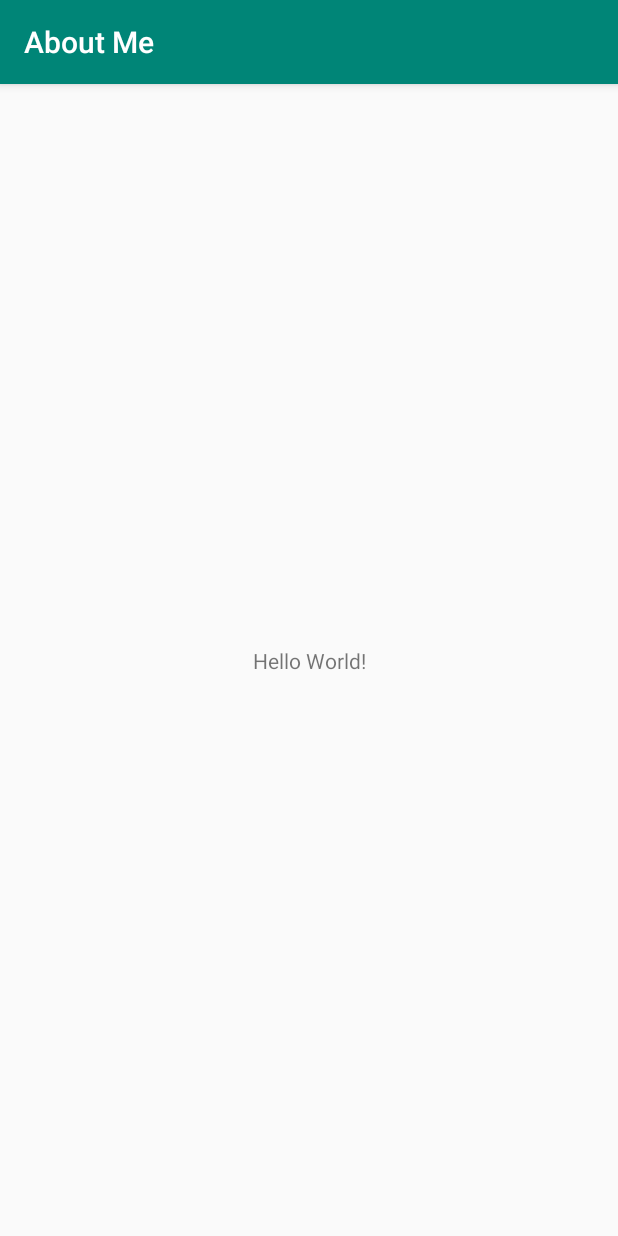
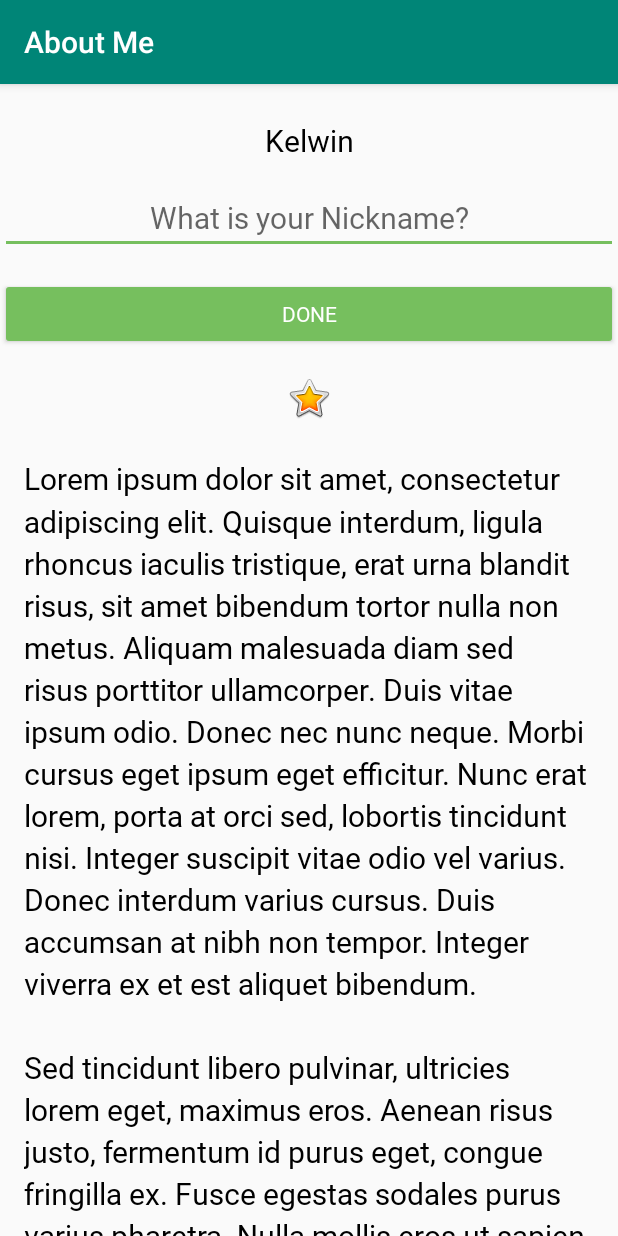
Before and after one commit to Kotlin-Learners/About-Me, an Android app: the screen it shows after launch (MainActivity), on a phone screen of 412 x 824 dp. Run offline under Robolectric (Android 15) with nearby library versions, the phone set to English and light mode, and no system bars; our stand-ins replace data binding.

Commit message:
Finalizando o app

```diff
--- a/app/build.gradle
+++ b/app/build.gradle
@@ -21,6 +21,10 @@ android {
             proguardFiles getDefaultProguardFile('proguard-android-optimize.txt'), 'proguard-rules.pro'
         }
     }
+    dataBinding {
+        enabled = true
+    }
+
 }
 
 dependencies {
--- a/app/src/main/AndroidManifest.xml
+++ b/app/src/main/AndroidManifest.xml
@@ -1,6 +1,6 @@
 <?xml version="1.0" encoding="utf-8"?>
 <manifest xmlns:android="http://schemas.android.com/apk/res/android"
-    package="com.example.aboutme" >
+    package="com.example.aboutme">
 
     <application
         android:allowBackup="true"
@@ -8,8 +8,8 @@
         android:label="@string/app_name"
         android:roundIcon="@mipmap/ic_launcher_round"
         android:supportsRtl="true"
-        android:theme="@style/AppTheme" >
-        <activity android:name=".MainActivity" >
+        android:theme="@style/AppTheme">
+        <activity android:name=".MainActivity">
             <intent-filter>
                 <action android:name="android.intent.action.MAIN" />
 
--- a/app/src/main/java/com/example/aboutme/MainActivity.kt
+++ b/app/src/main/java/com/example/aboutme/MainActivity.kt
@@ -1,12 +1,49 @@
 package com.example.aboutme
 
+import android.content.Context
 import androidx.appcompat.app.AppCompatActivity
 import android.os.Bundle
+import android.view.View
+import android.view.inputmethod.InputMethodManager
+import android.widget.Button
+import android.widget.EditText
+import android.widget.TextView
+import androidx.databinding.DataBindingUtil
+import com.example.aboutme.databinding.ActivityMainBinding
 
 class MainActivity : AppCompatActivity() {
 
+    private lateinit var binding: ActivityMainBinding
+
+    private val myName: MyName = MyName("Kelwin")
+
     override fun onCreate(savedInstanceState: Bundle?) {
         super.onCreate(savedInstanceState)
-        setContentView(R.layout.activity_main)
+        //setContentView(R.layout.activity_main)
+        binding = DataBindingUtil.setContentView(this, R.layout.activity_main)
+
+        binding.myName = myName
+
+        /*findViewById<Button>(R.id.done_button).setOnClickListener{
+            addNickname(it)
+        }*/
+
+        binding.doneButton.setOnClickListener {
+            addNickname(it)
+        }
+    }
+
+    private fun addNickname(view: View) {
+
+        binding.apply {
+            myName?.nickname = nicknameEdit.text.toString()
+            invalidateAll()
+            nicknameEdit.visibility = View.GONE
+            doneButton.visibility = View.GONE
+            nicknameText.visibility = View.VISIBLE
+        }
+
+        val imn = getSystemService(Context.INPUT_METHOD_SERVICE) as InputMethodManager
+        imn.hideSoftInputFromWindow(view.windowToken, 0)
     }
 }
--- /dev/null
+++ b/app/src/main/java/com/example/aboutme/MyName.kt
@@ -0,0 +1,3 @@
+package com.example.aboutme
+
+data class MyName (var name: String = "", var nickname: String = "" )
--- a/app/src/main/res/layout/activity_main.xml
+++ b/app/src/main/res/layout/activity_main.xml
@@ -1,19 +1,78 @@
 <?xml version="1.0" encoding="utf-8"?>
-<androidx.constraintlayout.widget.ConstraintLayout
-    xmlns:android="http://schemas.android.com/apk/res/android"
-    xmlns:tools="http://schemas.android.com/tools"
-    xmlns:app="http://schemas.android.com/apk/res-auto"
-    android:layout_width="match_parent"
-    android:layout_height="match_parent"
-    tools:context=".MainActivity">
 
-    <TextView
-        android:layout_width="wrap_content"
-        android:layout_height="wrap_content"
-        android:text="Hello World!"
-        app:layout_constraintBottom_toBottomOf="parent"
-        app:layout_constraintLeft_toLeftOf="parent"
-        app:layout_constraintRight_toRightOf="parent"
-        app:layout_constraintTop_toTopOf="parent" />
+<layout xmlns:android="http://schemas.android.com/apk/res/android"
+    xmlns:app="http://schemas.android.com/apk/res-auto">
 
-</androidx.constraintlayout.widget.ConstraintLayout>
+    <data>
+        <variable
+            name="myName"
+            type="com.example.aboutme.MyName" />
+    </data>
+
+    <LinearLayout
+        android:layout_width="match_parent"
+        android:layout_height="match_parent"
+        android:orientation="vertical">
+
+        <TextView
+            android:id="@+id/name_text"
+            style="@style/NameStyle"
+            android:layout_width="match_parent"
+            android:layout_height="wrap_content"
+            android:text="@={myName.name}"
+            android:textAlignment="center" />
+
+        <EditText
+            android:id="@+id/nickname_edit"
+            style="@style/NameStyle"
+            android:layout_width="match_parent"
+            android:layout_height="wrap_content"
+            android:ems="10"
+            android:hint="@string/what_is_your_nickname"
+            android:inputType="textPersonName"
+            android:textAlignment="center" />
+
+        <Button
+            android:id="@+id/done_button"
+            style="@style/Widget.AppCompat.Button.Colored"
+            android:layout_width="match_parent"
+            android:layout_height="wrap_content"
+            android:layout_gravity="center_horizontal"
+            android:layout_marginTop="@dimen/layout_margin"
+            android:fontFamily="@font/roboto"
+            android:text="@string/done" />
+
+        <TextView
+            android:id="@+id/nickname_text"
+            style="@style/NameStyle"
+            android:layout_width="match_parent"
+            android:layout_height="wrap_content"
+            android:textAlignment="center"
+            android:visibility="gone"
+            android:text="@={myName.nickname}"/>
+
+        <ImageView
+            android:id="@+id/star_image"
+            android:layout_width="match_parent"
+            android:layout_height="wrap_content"
+            android:layout_marginTop="@dimen/layout_margin"
+            android:contentDescription="@string/yellow_star"
+            app:srcCompat="@android:drawable/btn_star_big_on" />
+
+        <ScrollView
+            android:id="@+id/bio_scroll"
+            android:layout_width="match_parent"
+            android:layout_height="match_parent">
+
+            <TextView
+                android:id="@+id/bio_text"
+                style="@style/NameStyle"
+                android:layout_width="match_parent"
+                android:layout_height="wrap_content"
+                android:lineSpacingMultiplier="1.2"
+                android:paddingStart="@dimen/padding"
+                android:paddingEnd="@dimen/padding"
+                android:text="@string/bio" />
+        </ScrollView>
+    </LinearLayout>
+</layout>
--- a/app/src/main/res/mipmap-anydpi-v26/ic_launcher.xml
+++ b/app/src/main/res/mipmap-anydpi-v26/ic_launcher.xml
@@ -1,5 +1,5 @@
 <?xml version="1.0" encoding="utf-8"?>
 <adaptive-icon xmlns:android="http://schemas.android.com/apk/res/android">
-    <background android:drawable="@drawable/ic_launcher_background"/>
-    <foreground android:drawable="@drawable/ic_launcher_foreground"/>
+    <background android:drawable="@drawable/ic_launcher_background" />
+    <foreground android:drawable="@drawable/ic_launcher_foreground" />
 </adaptive-icon>
--- a/app/src/main/res/mipmap-anydpi-v26/ic_launcher_round.xml
+++ b/app/src/main/res/mipmap-anydpi-v26/ic_launcher_round.xml
@@ -1,5 +1,5 @@
 <?xml version="1.0" encoding="utf-8"?>
 <adaptive-icon xmlns:android="http://schemas.android.com/apk/res/android">
-    <background android:drawable="@drawable/ic_launcher_background"/>
-    <foreground android:drawable="@drawable/ic_launcher_foreground"/>
+    <background android:drawable="@drawable/ic_launcher_background" />
+    <foreground android:drawable="@drawable/ic_launcher_foreground" />
 </adaptive-icon>
--- a/app/src/main/res/values/colors.xml
+++ b/app/src/main/res/values/colors.xml
@@ -2,5 +2,5 @@
 <resources>
     <color name="colorPrimary">#008577</color>
     <color name="colorPrimaryDark">#00574B</color>
-    <color name="colorAccent">#D81B60</color>
+    <color name="colorAccent">#76BF5E</color>
 </resources>
--- /dev/null
+++ b/app/src/main/res/values/dimens.xml
@@ -0,0 +1,7 @@
+<?xml version="1.0" encoding="utf-8"?>
+<resources>
+    <dimen name="text_size">20sp</dimen>
+    <dimen name="small_padding">8dp</dimen>
+    <dimen name="layout_margin">16dp</dimen>
+    <dimen name="padding">16dp</dimen>
+</resources>
--- a/app/src/main/res/values/strings.xml
+++ b/app/src/main/res/values/strings.xml
@@ -1,3 +1,10 @@
 <resources>
     <string name="app_name">About Me</string>
+    <string name="name">Kelwin Pereira</string>
+    <string name="yellow_star">Yellow Star</string>
+    <string name="bio">Lorem ipsum dolor sit amet, consectetur adipiscing elit. Quisque interdum, ligula rhoncus iaculis tristique, erat urna blandit risus, sit amet bibendum tortor nulla non metus. Aliquam malesuada diam sed risus porttitor ullamcorper. Duis vitae ipsum odio. Donec nec nunc neque. Morbi cursus eget ipsum eget efficitur. Nunc erat lorem, porta at orci sed, lobortis tincidunt nisi. Integer suscipit vitae odio vel varius. Donec interdum varius cursus. Duis accumsan at nibh non tempor. Integer viverra ex et est aliquet bibendum.
+
+        \n\nSed tincidunt libero pulvinar, ultricies lorem eget, maximus eros. Aenean risus justo, fermentum id purus eget, congue fringilla ex. Fusce egestas sodales purus varius pharetra. Nulla mollis eros ut sapien imperdiet, sit amet fermentum quam viverra. Duis dui sem, cursus eget metus id, sollicitudin suscipit purus. Donec tincidunt nulla vel imperdiet euismod. In nec faucibus enim.</string>
+    <string name="what_is_your_nickname">What is your Nickname?</string>
+    <string name="done">Done</string>
 </resources>
--- a/app/src/main/res/values/styles.xml
+++ b/app/src/main/res/values/styles.xml
@@ -8,4 +8,12 @@
         <item name="colorAccent">@color/colorAccent</item>
     </style>
 
+    <style name="NameStyle">
+        <item name="android:layout_marginTop">@dimen/layout_margin</item>
+        <item name="android:fontFamily">@font/roboto</item>
+        <item name="android:paddingTop">@dimen/small_padding</item>
+        <item name="android:textColor">@android:color/black</item>
+        <item name="android:textSize">@dimen/text_size</item>
+    </style>
+
 </resources>
--- a/gradle.properties
+++ b/gradle.properties
@@ -1,27 +1,21 @@
 # Project-wide Gradle settings.
-
 # IDE (e.g. Android Studio) users:
 # Gradle settings configured through the IDE *will override*
 # any settings specified in this file.
-
 # For more details on how to configure your build environment visit
 # http://www.gradle.org/docs/current/userguide/build_environment.html
-
 # Specifies the JVM arguments used for the daemon process.
 # The setting is particularly useful for tweaking memory settings.
 org.gradle.jvmargs=-Xmx1536m
-
 # When configured, Gradle will run in incubating parallel mode.
 # This option should only be used with decoupled projects. More details, visit
 # http://www.gradle.org/docs/current/userguide/multi_project_builds.html#sec:decoupled_projects
 # org.gradle.parallel=true
-
 # AndroidX package structure to make it clearer which packages are bundled with the
 # Android operating system, and which are packaged with your app's APK
 # https://developer.android.com/topic/libraries/support-library/androidx-rn
 android.useAndroidX=true
 # Automatically convert third-party libraries to use AndroidX
 android.enableJetifier=true
-
 # Kotlin code style for this project: "official" or "obsolete":
 kotlin.code.style=official
```
Also changed, not shown: app/src/main/res/drawable-v24/ic_launcher_foreground.xml (+6 -6 lines), app/src/main/res/drawable/ic_launcher_background.xml (+166 -70 lines), app/src/main/res/font/roboto.ttf (added).
